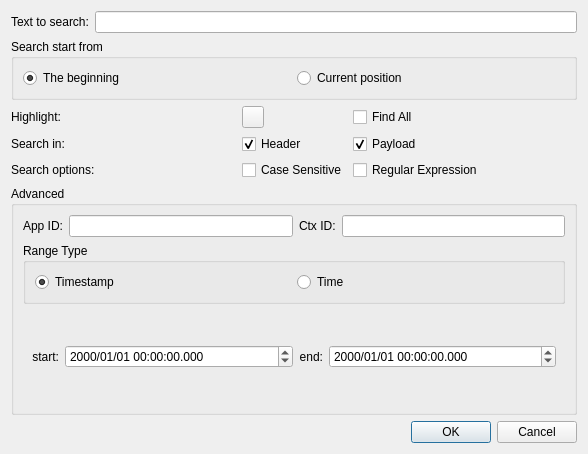
Pavithra-aa-Anand/dlt-viewer, file src/searchdialog.ui: the form before one commit.
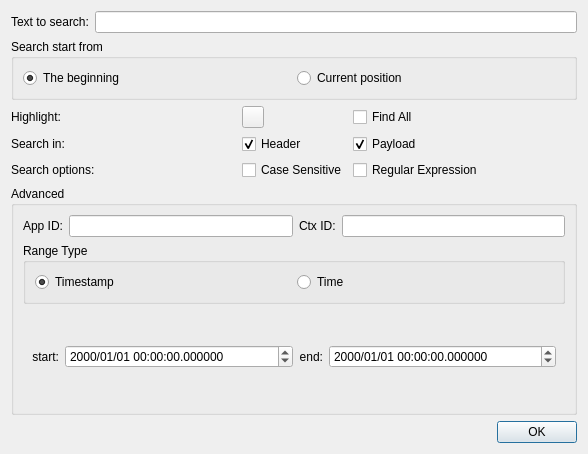
The form after the commit. The open tabs and pages were chosen to show the change. Icons and pictures are not drawn.

Commit message:
Use new version of search dialog
https://github.com/COVESA/dlt-viewer/issues/730

```diff
--- a/src/searchdialog.ui
+++ b/src/searchdialog.ui
@@ -266,7 +266,7 @@
              </sizepolicy>
             </property>
             <property name="displayFormat">
-             <string>yyyy/MM/dd HH:mm:ss.zzz</string>
+             <string>yyyy/MM/dd HH:mm:ss.zzzzzz</string>
             </property>
            </widget>
           </item>
@@ -295,7 +295,7 @@
              </sizepolicy>
             </property>
             <property name="displayFormat">
-             <string>yyyy/MM/dd HH:mm:ss.zzz</string>
+             <string>yyyy/MM/dd HH:mm:ss.zzzzzz</string>
             </property>
            </widget>
           </item>
@@ -311,7 +311,7 @@
      <item>
       <widget class="QDialogButtonBox" name="buttonBox">
        <property name="standardButtons">
-        <set>QDialogButtonBox::Cancel|QDialogButtonBox::Ok</set>
+        <set>QDialogButtonBox::Ok</set>
        </property>
       </widget>
      </item>
```
Left out of the diff: 16 changed lines with no effect on the pictures. The commit also changes 3 other files.
